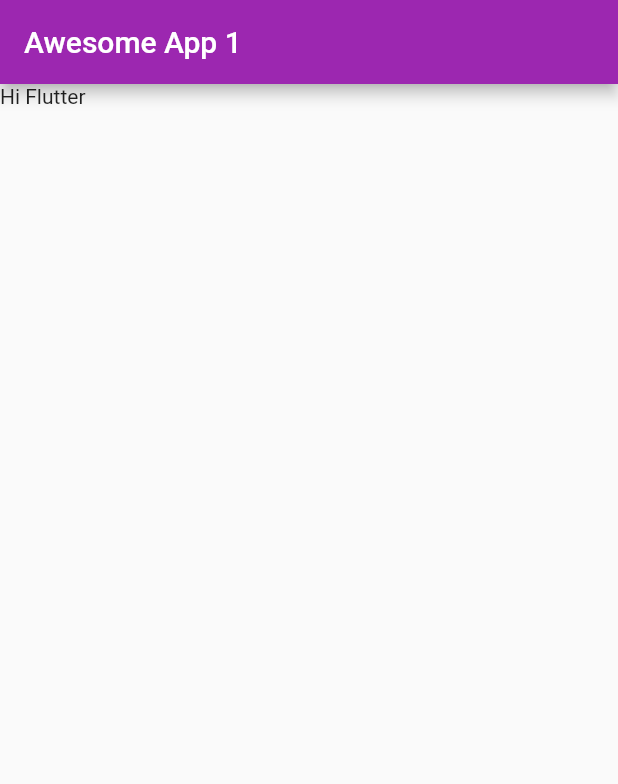
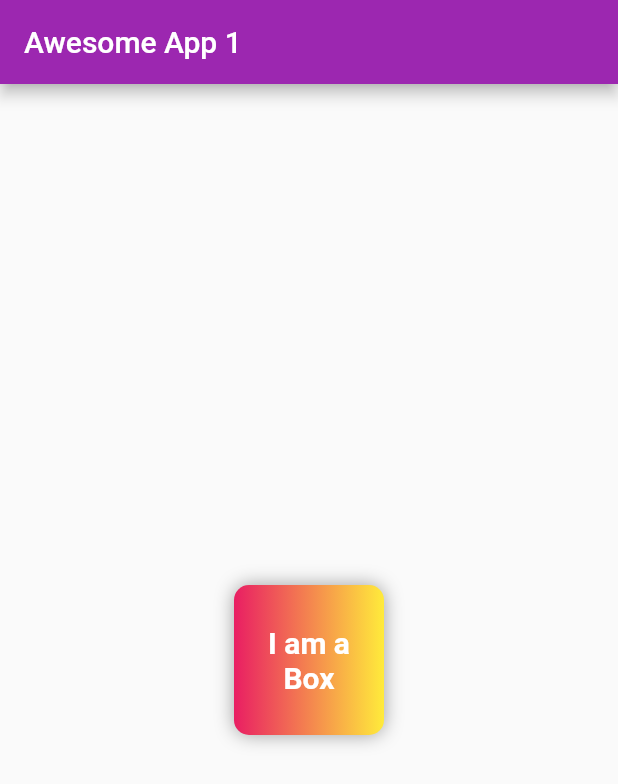
Before and after one commit to sandeep-v1404/awesome_app, a Flutter app: the screen it shows after launch, on a phone screen of 412 x 824 dp. Shown: the top 784 px of the screen. Run offline on Flutter 3.47's test engine with Material 2 defaults, Android fonts, the phone set to English and light mode, and no system bars.

Commit message:
Container widget

```diff
--- a/lib/main.dart
+++ b/lib/main.dart
@@ -15,8 +15,28 @@ class HomePage extends StatelessWidget {
       appBar: AppBar(
         title: Text("Awesome App 1"),
       ),
-      body: Container(
-        child: Text("Hi Flutter"),
+      body: Center(
+        child: Container(
+          padding: const EdgeInsets.all(8),
+          width: 100,
+          height: 100,
+          clipBehavior: Clip.antiAlias,
+          alignment: Alignment.center,
+          decoration: BoxDecoration(
+              color: Colors.red,
+              borderRadius: BorderRadius.circular(10),
+              gradient: LinearGradient(colors: [Colors.pink, Colors.yellow]),
+              boxShadow: [BoxShadow(color: Colors.grey, blurRadius: 10)]),
+          child: Text(
+            "I am a Box",
+            textAlign: TextAlign.center,
+            style: TextStyle(
+              fontSize: 20,
+              color: Colors.white,
+              fontWeight: FontWeight.bold,
+            ),
+          ),
+        ),
       ),
     );
   }
```
